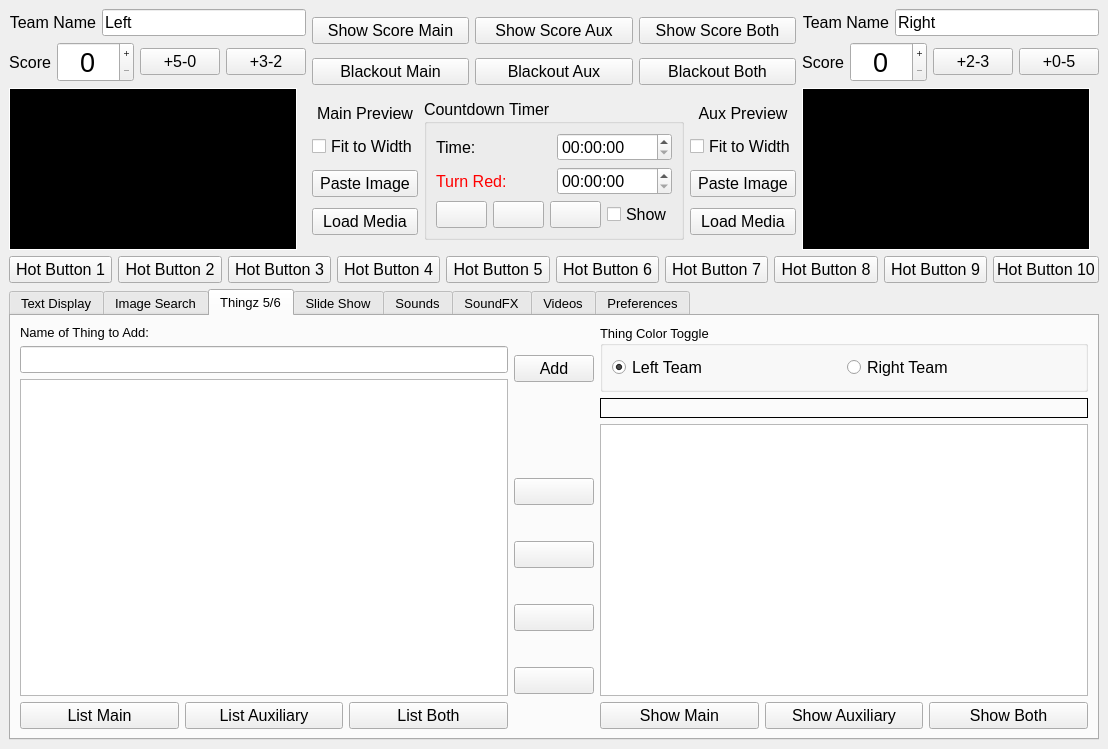
Qt form ImproTronControlPanel.ui (guywinterbotham/ImproTron) before a commit.
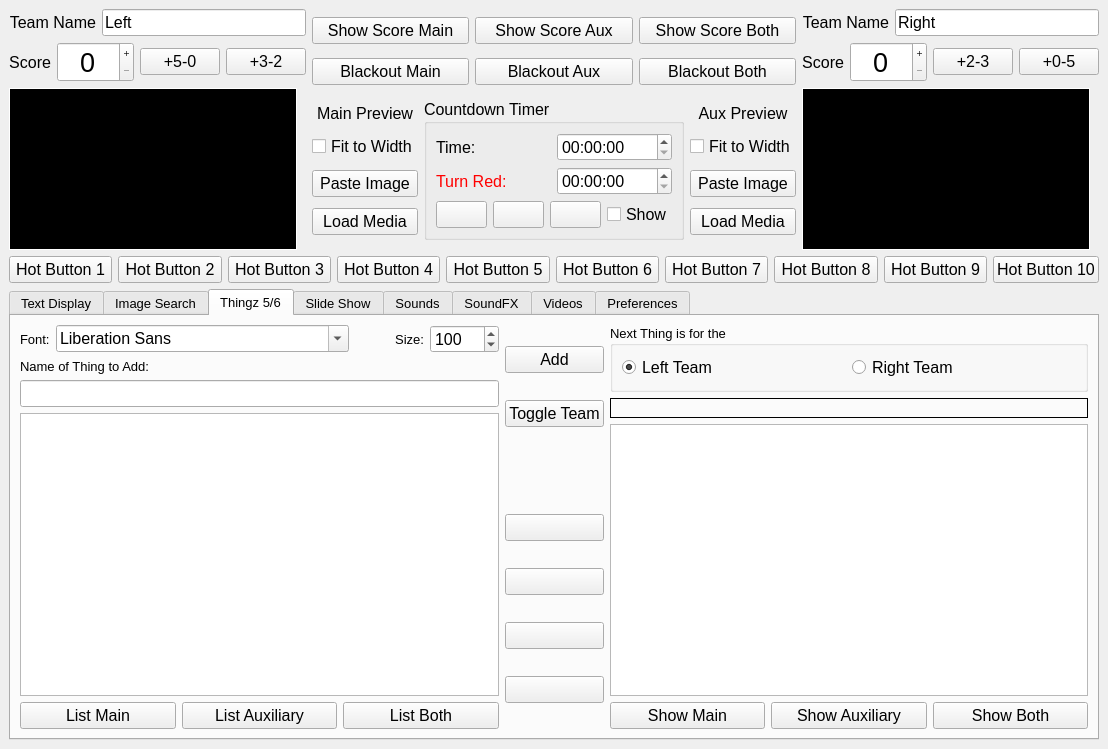
The same form after that commit. The open tabs and pages were chosen to show the change. Icons and pictures are not drawn.

Commit message: Enhanced Thingz UI. Quit QThread before program end. UI Bug Fixes

```diff
--- a/ImproTronControlPanel.ui
+++ b/ImproTronControlPanel.ui
@@ -1730,6 +1730,78 @@
        <layout class="QHBoxLayout" name="horizontalLayout_6">
         <item>
          <layout class="QVBoxLayout" name="thingzListVL">
+          <item>
+           <layout class="QHBoxLayout" name="thingFontHL">
+            <property name="sizeConstraint">
+             <enum>QLayout::SetDefaultConstraint</enum>
+            </property>
+            <item>
+             <widget class="QLabel" name="thingFontLBL">
+              <property name="sizePolicy">
+               <sizepolicy hsizetype="Maximum" vsizetype="Preferred">
+                <horstretch>0</horstretch>
+                <verstretch>0</verstretch>
+               </sizepolicy>
+              </property>
+              <property name="text">
+               <string>Font:</string>
+              </property>
+              <property name="alignment">
+               <set>Qt::AlignLeading|Qt::AlignLeft|Qt::AlignVCenter</set>
+              </property>
+              <property name="margin">
+               <number>6</number>
+              </property>
+             </widget>
+            </item>
+            <item>
+             <widget class="QFontComboBox" name="thingFontFCB">
+              <property name="font">
+               <font>
+                <pointsize>12</pointsize>
+               </font>
+              </property>
+             </widget>
+            </item>
+            <item>
+             <widget class="QLabel" name="thingFontSizeLBL">
+              <property name="sizePolicy">
+               <sizepolicy hsizetype="Preferred" vsizetype="Preferred">
+                <horstretch>0</horstretch>
+                <verstretch>0</verstretch>
+               </sizepolicy>
+              </property>
+              <property name="text">
+               <string>Size:</string>
+              </property>
+              <property name="alignment">
+               <set>Qt::AlignRight|Qt::AlignTrailing|Qt::AlignVCenter</set>
+              </property>
+             </widget>
+            </item>
+            <item>
+             <widget class="QSpinBox" name="thingFontSizeSB">
+              <property name="font">
+               <font>
+                <pointsize>12</pointsize>
+               </font>
+              </property>
+              <property name="minimum">
+               <number>20</number>
+              </property>
+              <property name="maximum">
+               <number>300</number>
+              </property>
+              <property name="singleStep">
+               <number>5</number>
+              </property>
+              <property name="value">
+               <number>100</number>
+              </property>
+             </widget>
+            </item>
+           </layout>
+          </item>
           <item>
            <widget class="QLabel" name="thingNameLBL">
             <property name="text">
@@ -1827,6 +1899,18 @@
             </property>
            </widget>
           </item>
+          <item>
+           <widget class="QPushButton" name="toggleTeamPB">
+            <property name="font">
+             <font>
+              <pointsize>12</pointsize>
+             </font>
+            </property>
+            <property name="text">
+             <string>Toggle Team</string>
+            </property>
+           </widget>
+          </item>
           <item>
            <spacer name="thingManagerSP">
             <property name="orientation">
@@ -1923,7 +2007,7 @@
           <item>
            <widget class="QGroupBox" name="thingTeamGB">
             <property name="title">
-             <string>Thing Color Toggle</string>
+             <string>Next Thing is for the</string>
             </property>
             <property name="checkable">
              <bool>false</bool>
```
Left out of the diff: 4 changed lines with no effect on the pictures. The commit also changes 2 other files.
